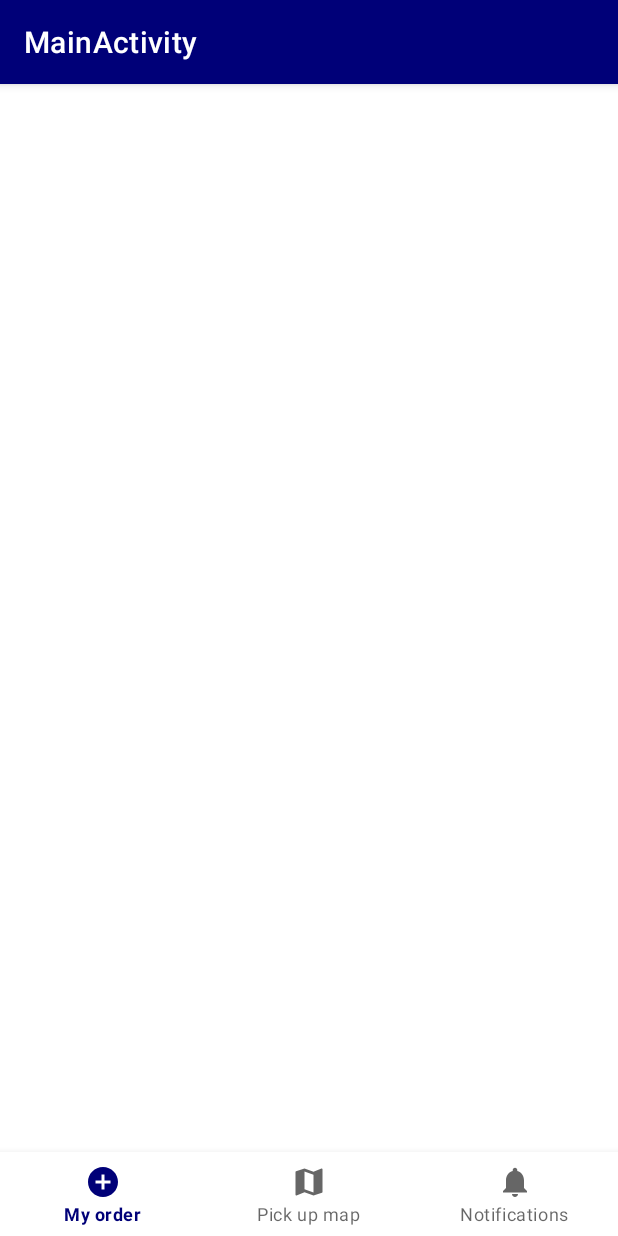
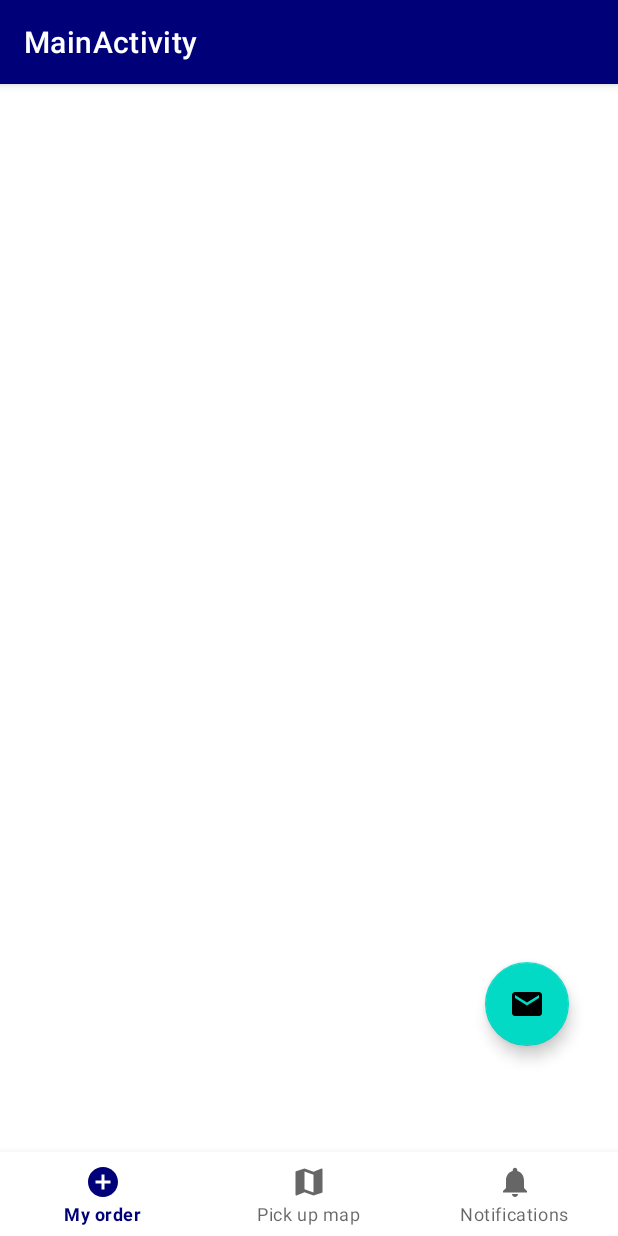
Before and after one commit to elenaortdam/PMDM03_MySchoolCafeteria, an Android app: the OrderFragment screen opened directly, with no data from a screen before it, on a phone screen of 412 x 824 dp. Run offline under Robolectric (Android 15) with nearby library versions, the phone set to English and light mode, and no system bars; our stand-ins replace Firebase (no records; nobody signed in at launch, a user with empty details on screens opened directly), navigation-ui.

Commit message:
Prueba ajustar tamaño

```diff
--- a/app/build.gradle
+++ b/app/build.gradle
@@ -42,6 +42,7 @@ dependencies {
     implementation 'androidx.lifecycle:lifecycle-livedata-ktx:2.2.0'
     implementation 'androidx.lifecycle:lifecycle-viewmodel-ktx:2.2.0'
     implementation 'com.google.android.gms:play-services-maps:17.0.0'
+    implementation 'androidx.legacy:legacy-support-v4:1.0.0'
 //    implementation 'com.google.android.gms:play-services-ads:19.6.0'
     testImplementation 'junit:junit:4.+'
     androidTestImplementation 'androidx.test.ext:junit:1.1.2'
--- a/app/src/main/java/com/iesribera/myschoolcafeteria/ui/order/OrderFragment.java
+++ b/app/src/main/java/com/iesribera/myschoolcafeteria/ui/order/OrderFragment.java
@@ -50,7 +50,7 @@ public class OrderFragment extends Fragment implements View.OnClickListener {
 	public View onCreateView(@NonNull LayoutInflater inflater,
 							 ViewGroup container, Bundle savedInstanceState) {
 		View view = inflater.inflate(R.layout.order, container, false);
-		recyclerView = view.findViewById(R.id.recyclerview);
+		recyclerView = view.findViewById(R.id.productRecyclerView);
 		View productView = inflater.inflate(R.layout.product_list, container, false);
 		addButton = productView.findViewById(R.id.item_add);
 		addButton.setOnClickListener(new View.OnClickListener() {
--- a/app/src/main/res/layout/order.xml
+++ b/app/src/main/res/layout/order.xml
@@ -1,6 +1,6 @@
 <?xml version="1.0" encoding="utf-8"?>
 
-<LinearLayout xmlns:android="http://schemas.android.com/apk/res/android"
+<androidx.constraintlayout.widget.ConstraintLayout xmlns:android="http://schemas.android.com/apk/res/android"
         xmlns:app="http://schemas.android.com/apk/res-auto"
         xmlns:tools="http://schemas.android.com/tools"
         android:layout_width="match_parent"
@@ -8,31 +8,64 @@
         android:orientation="vertical"
         tools:context=".ui.order.OrderFragment">
 
+    <!--            app:layout_constraintTop_toTopOf="parent"-->
+    <!--            android:layout_marginTop="10sp"-->
+    <!--            android:layout_marginStart="10sp"-->
+
+
     <TextView
             android:text="@string/username"
             android:fontFamily="sans-serif"
             android:textColor="@color/black"
             android:textSize="16sp"
-            android:layout_marginTop="10sp"
-            android:layout_marginStart="10sp"
-            android:layout_width="match_parent"
+            android:layout_width="wrap_content"
             android:layout_height="wrap_content"
-            android:id="@+id/userName" />
-
+            app:layout_constraintEnd_toEndOf="parent"
+            app:layout_constraintStart_toStartOf="parent"
+            app:layout_constraintBottom_toTopOf="@+id/productRecyclerView"
+            android:id="@+id/userName"
+            app:layout_constraintHorizontal_bias="0.061"
+            android:layout_marginBottom="108dp" />
 
     <androidx.core.widget.NestedScrollView
             android:layout_width="match_parent"
-            android:layout_height="match_parent">
+            android:layout_height="match_parent"
+            tools:layout_editor_absoluteY="102dp"
+            tools:layout_editor_absoluteX="0dp"
+            android:id="@+id/nestedScrollView">
 
         <androidx.recyclerview.widget.RecyclerView
-                android:id="@+id/recyclerview"
+                android:id="@+id/productRecyclerView"
                 android:layout_width="match_parent"
-                android:layout_height="@dimen/activity_vertical_margin"
+                android:layout_height="match_parent"
+                app:layout_constraintTop_toTopOf="parent"
+                android:layout_marginTop="44dp"
+                app:layout_constraintEnd_toEndOf="parent"
+                app:layout_constraintStart_toStartOf="parent"
                 android:paddingBottom="60dp"
+                android:paddingTop="60dp"
                 android:clipToPadding="false"
                 app:layout_behavior="@string/appbar_scrolling_view_behavior"
-                android:nestedScrollingEnabled="true"></androidx.recyclerview.widget.RecyclerView>
+                android:nestedScrollingEnabled="true">
+
+            <!--                app:layout_constraintTop_toBottomOf="parent"-->
+            <!--                app:layout_constraintStart_toStartOf="parent"-->
+
+        </androidx.recyclerview.widget.RecyclerView>
     </androidx.core.widget.NestedScrollView>
 
+    <com.google.android.material.floatingactionbutton.FloatingActionButton
+            android:src="@drawable/email_icon"
+            android:layout_width="wrap_content"
+            android:layout_height="wrap_content"
+            android:clickable="true"
+            android:id="@+id/floatingActionButton"
+            app:layout_constraintStart_toStartOf="parent"
+            app:layout_constraintEnd_toEndOf="parent"
+            app:layout_constraintBottom_toBottomOf="parent"
+            app:layout_constraintHorizontal_bias="0.909"
+            app:layout_constraintTop_toTopOf="parent"
+            app:layout_constraintVertical_bias="0.822" />
 
-</LinearLayout>
+
+</androidx.constraintlayout.widget.ConstraintLayout>
```
